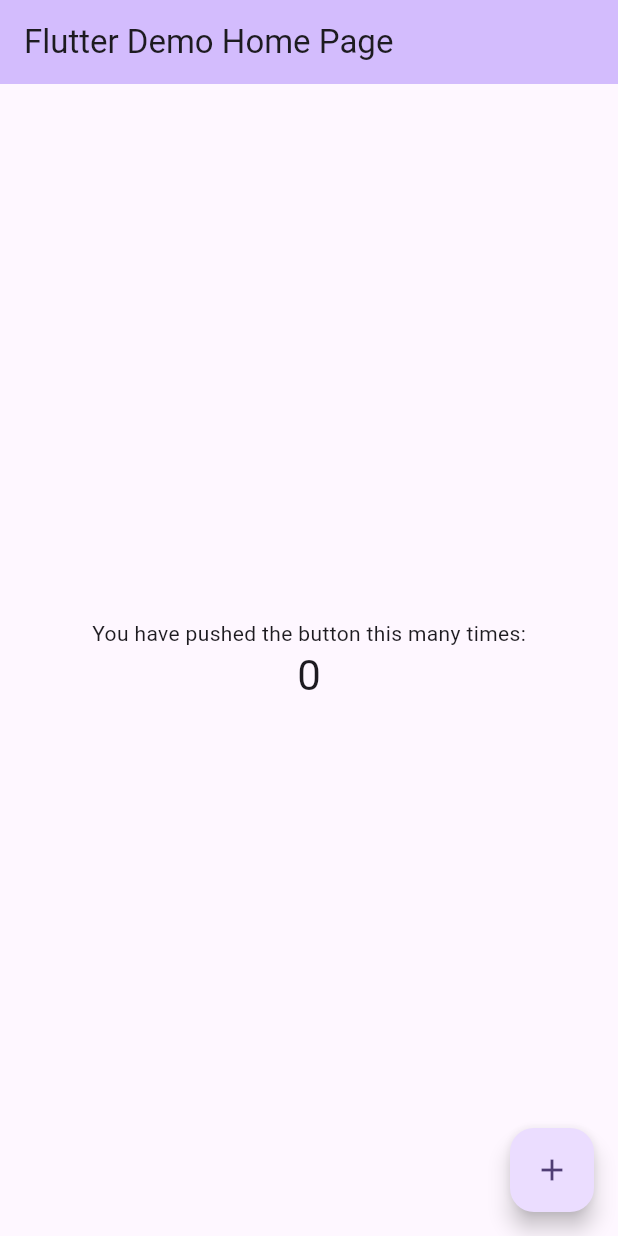
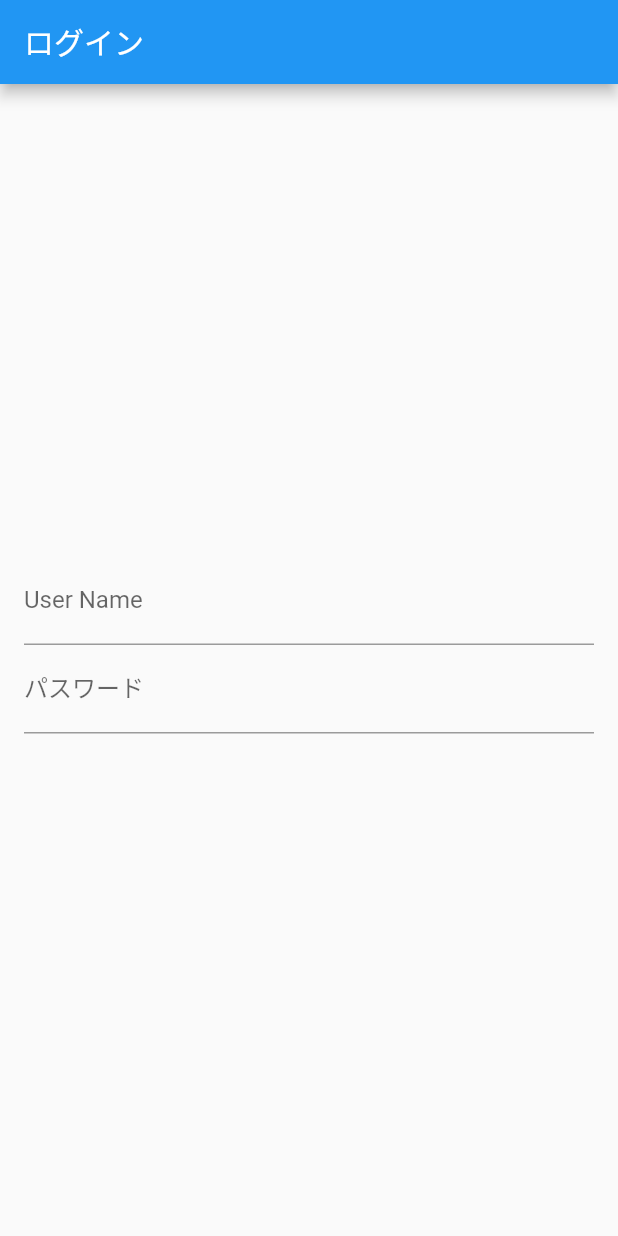
Before and after one commit to Sally-009/FlutterPractice, a Flutter app: the screen it shows after launch, on a phone screen of 412 x 824 dp. Run offline on Flutter 3.47's test engine with Material 2 defaults, Android fonts, the phone set to English and light mode, and no system bars.

Commit message:
implement login screen

```diff
--- /dev/null
+++ b/practice_app/lib/login.dart
@@ -0,0 +1,55 @@
+import 'package:flutter/material.dart';
+
+class Login extends StatefulWidget {
+  const Login({super.key});
+
+  @override
+  State<Login> createState() {
+    return _LoginState();
+  }
+}
+
+class _LoginState extends State<Login> {
+  String _uname = '';
+  String _psw = '';
+
+  // void _handleLogin() {
+  // // ユーザー名とパスワードのバリデーションやログイン処理を行う
+  // }
+
+  @override
+  Widget build(BuildContext context) {
+    return Scaffold(
+      appBar: AppBar(
+        title: const Text('ログイン'),
+      ),
+      body: Padding(
+        padding: const EdgeInsets.all(16.0),
+        child: Column(
+          mainAxisAlignment: MainAxisAlignment.center,
+          children: <Widget>[
+            TextField(
+              onChanged: (value) {
+                setState(() {
+                  _uname = value;
+                });
+              },
+              decoration: const InputDecoration(labelText: 'User Name'),
+            ),
+            TextField(
+              onChanged: (value) {
+                setState(() {
+                  _psw = value;
+                });
+              },
+              decoration: const InputDecoration(labelText: 'パスワード'),
+              obscureText: true, // パスワードを隠す
+            ),
+            const SizedBox(height: 20),
+
+          ],
+        ),
+      ),
+    );
+  }
+}
--- a/practice_app/lib/main.dart
+++ b/practice_app/lib/main.dart
@@ -1,127 +1,78 @@
-// init flutter application
-
 import 'package:flutter/material.dart';
+import 'package:practice_app/login.dart';
 
 void main() {
-  runApp(const MyApp());
+  runApp(
+    const MaterialApp(
+      home: Login(),
+    ),
+  );
 }
+// void main() {
+//   runApp(const MyApp());
+// }
 
-class MyApp extends StatelessWidget {
-  const MyApp({super.key});
+// class MyApp extends StatelessWidget {
+//   const MyApp({super.key});
 
-  // This widget is the root of your application.
-  @override
-  Widget build(BuildContext context) {
-    return MaterialApp(
-      title: 'Flutter Demo',
-      theme: ThemeData(
-        // This is the theme of your application.
-        //
-        // TRY THIS: Try running your application with "flutter run". You'll see
-        // the application has a blue toolbar. Then, without quitting the app,
-        // try changing the seedColor in the colorScheme below to Colors.green
-        // and then invoke "hot reload" (save your changes or press the "hot
-        // reload" button in a Flutter-supported IDE, or press "r" if you used
-        // the command line to start the app).
-        //
-        // Notice that the counter didn't reset back to zero; the application
-        // state is not lost during the reload. To reset the state, use hot
-        // restart instead.
-        //
-        // This works for code too, not just values: Most code changes can be
-        // tested with just a hot reload.
-        colorScheme: ColorScheme.fromSeed(seedColor: Colors.deepPurple),
-        useMaterial3: true,
-      ),
-      home: const MyHomePage(title: 'Flutter Demo Home Page'),
-    );
-  }
-}
+//   // This widget is the root of your application.
+//   @override
+//   Widget build(BuildContext context) {
+//     return MaterialApp(
+//       title: 'Flutter Demo',
+//       theme: ThemeData(
+//         colorScheme: ColorScheme.fromSeed(seedColor: Colors.deepPurple),
+//         useMaterial3: true,
+//       ),
+//       home: const MyHomePage(title: 'Flutter Demo Home Page'),
+//     );
+//   }
+// }
 
-class MyHomePage extends StatefulWidget {
-  const MyHomePage({super.key, required this.title});
+// class MyHomePage extends StatefulWidget {
+//   const MyHomePage({super.key, required this.title});
 
-  // This widget is the home page of your application. It is stateful, meaning
-  // that it has a State object (defined below) that contains fields that affect
-  // how it looks.
+//   final String title;
 
-  // This class is the configuration for the state. It holds the values (in this
-  // case the title) provided by the parent (in this case the App widget) and
-  // used by the build method of the State. Fields in a Widget subclass are
-  // always marked "final".
+//   @override
+//   State<MyHomePage> createState() => _MyHomePageState();
+// }
 
-  final String title;
+// class _MyHomePageState extends State<MyHomePage> {
+//   int _counter = 0;
 
-  @override
-  State<MyHomePage> createState() => _MyHomePageState();
-}
+//   void _incrementCounter() {
+//     setState(() {
+//       _counter++;
+//     });
+//   }
 
-class _MyHomePageState extends State<MyHomePage> {
-  int _counter = 0;
-
-  void _incrementCounter() {
-    setState(() {
-      // This call to setState tells the Flutter framework that something has
-      // changed in this State, which causes it to rerun the build method below
-      // so that the display can reflect the updated values. If we changed
-      // _counter without calling setState(), then the build method would not be
-      // called again, and so nothing would appear to happen.
-      _counter++;
-    });
-  }
-
-  @override
-  Widget build(BuildContext context) {
-    // This method is rerun every time setState is called, for instance as done
-    // by the _incrementCounter method above.
-    //
-    // The Flutter framework has been optimized to make rerunning build methods
-    // fast, so that you can just rebuild anything that needs updating rather
-    // than having to individually change instances of widgets.
-    return Scaffold(
-      appBar: AppBar(
-        // TRY THIS: Try changing the color here to a specific color (to
-        // Colors.amber, perhaps?) and trigger a hot reload to see the AppBar
-        // change color while the other colors stay the same.
-        backgroundColor: Theme.of(context).colorScheme.inversePrimary,
-        // Here we take the value from the MyHomePage object that was created by
-        // the App.build method, and use it to set our appbar title.
-        title: Text(widget.title),
-      ),
-      body: Center(
-        // Center is a layout widget. It takes a single child and positions it
-        // in the middle of the parent.
-        child: Column(
-          // Column is also a layout widget. It takes a list of children and
-          // arranges them vertically. By default, it sizes itself to fit its
-          // children horizontally, and tries to be as tall as its parent.
-          //
-          // Column has various properties to control how it sizes itself and
-          // how it positions its children. Here we use mainAxisAlignment to
-          // center the children vertically; the main axis here is the vertical
-          // axis because Columns are vertical (the cross axis would be
-          // horizontal).
-          //
-          // TRY THIS: Invoke "debug painting" (choose the "Toggle Debug Paint"
-          // action in the IDE, or press "p" in the console), to see the
-          // wireframe for each widget.
-          mainAxisAlignment: MainAxisAlignment.center,
-          children: <Widget>[
-            const Text(
-              'You have pushed the button this many times:',
-            ),
-            Text(
-              '$_counter',
-              style: Theme.of(context).textTheme.headlineMedium,
-            ),
-          ],
-        ),
-      ),
-      floatingActionButton: FloatingActionButton(
-        onPressed: _incrementCounter,
-        tooltip: 'Increment',
-        child: const Icon(Icons.add),
-      ), // This trailing comma makes auto-formatting nicer for build methods.
-    );
-  }
-}
+//   @override
+//   Widget build(BuildContext context) {
+//     return Scaffold(
+//       appBar: AppBar(
+//         backgroundColor: Theme.of(context).colorScheme.inversePrimary,
+//         title: Text(widget.title),
+//       ),
+//       body: Center(
+//         child: Column(
+//           mainAxisAlignment: MainAxisAlignment.center,
+//           children: <Widget>[
+//             const Text(
+//               'You have pushed the button this many times:',
+//             ),
+//             Text(
+//               '$_counter',
+//               style: Theme.of(context).textTheme.headlineMedium,
+//             ),
+//           ],
+//         ),
+//       ),
+//       floatingActionButton: FloatingActionButton(
+//         onPressed: _incrementCounter,
+//         tooltip: 'Increment',
+//         child: const Icon(Icons.add),
+//       ),
+//     );
+//   }
+// }
```
Also changed, not shown: practice_app/lib/data/users.dart (added, +12 -0 lines), practice_app/lib/models/user_model.dart (added, +7 -0 lines).
